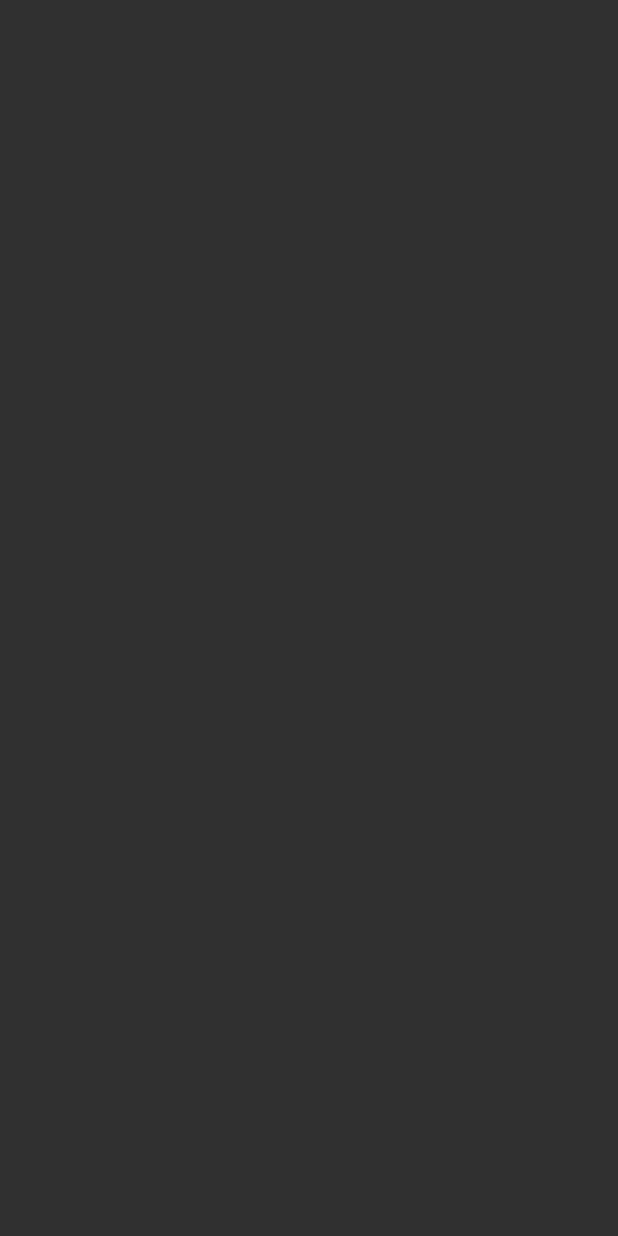
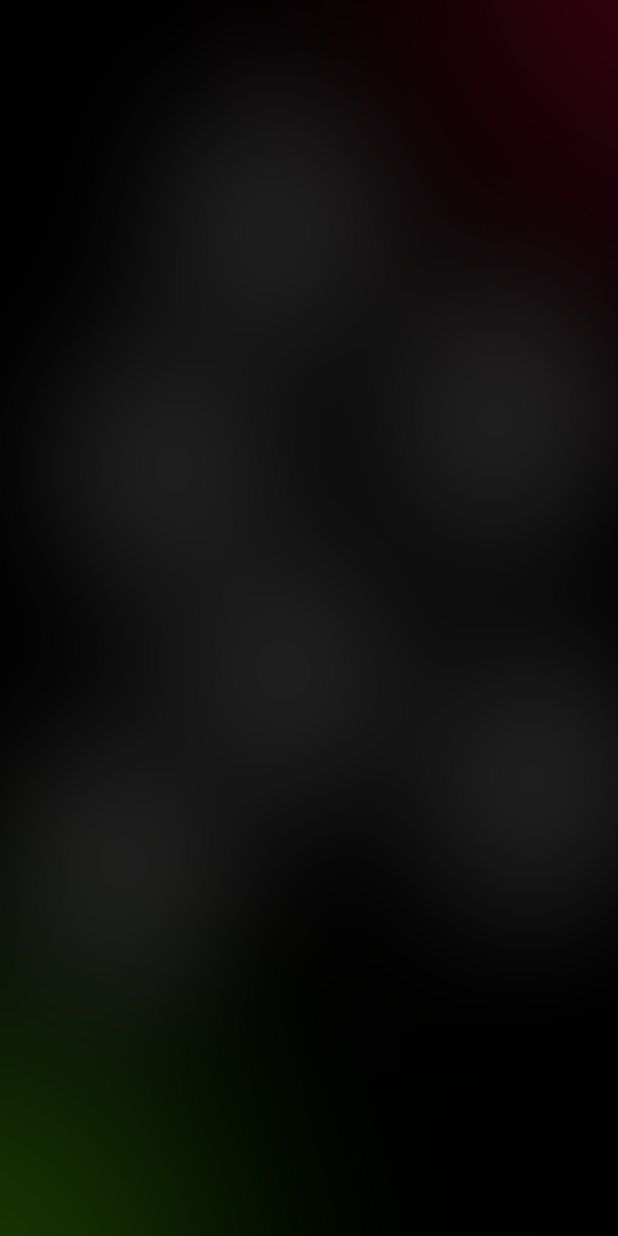
Before and after one commit to tstites14/Personal-Expenditures, an Android app: the AddReceiptFragment screen opened directly, with no data from a screen before it, on a phone screen of 412 x 824 dp. Before the commit the screen is empty. Run offline under Robolectric (Android 15) with nearby library versions, the phone set to English and light mode, and no system bars.

Commit message:
Add backdrop.png to fragments

```diff
--- a/app/src/main/res/layout/fragment_add.xml
+++ b/app/src/main/res/layout/fragment_add.xml
@@ -3,6 +3,8 @@
     android:id="@+id/addFragment"
     xmlns:android="http://schemas.android.com/apk/res/android"
     android:layout_width="match_parent"
-    android:layout_height="match_parent">
+    android:layout_height="match_parent"
+    android:orientation="vertical"
+    android:background="@drawable/backdrop">
 
 </android.support.constraint.ConstraintLayout>
--- a/app/src/main/res/layout/fragment_view.xml
+++ b/app/src/main/res/layout/fragment_view.xml
@@ -3,4 +3,5 @@
     android:id="@+id/viewFragment"
     xmlns:android="http://schemas.android.com/apk/res/android"
     android:layout_width="match_parent"
-    android:layout_height="match_parent" />
+    android:layout_height="match_parent"
+    android:background="@drawable/backdrop"/>
```
